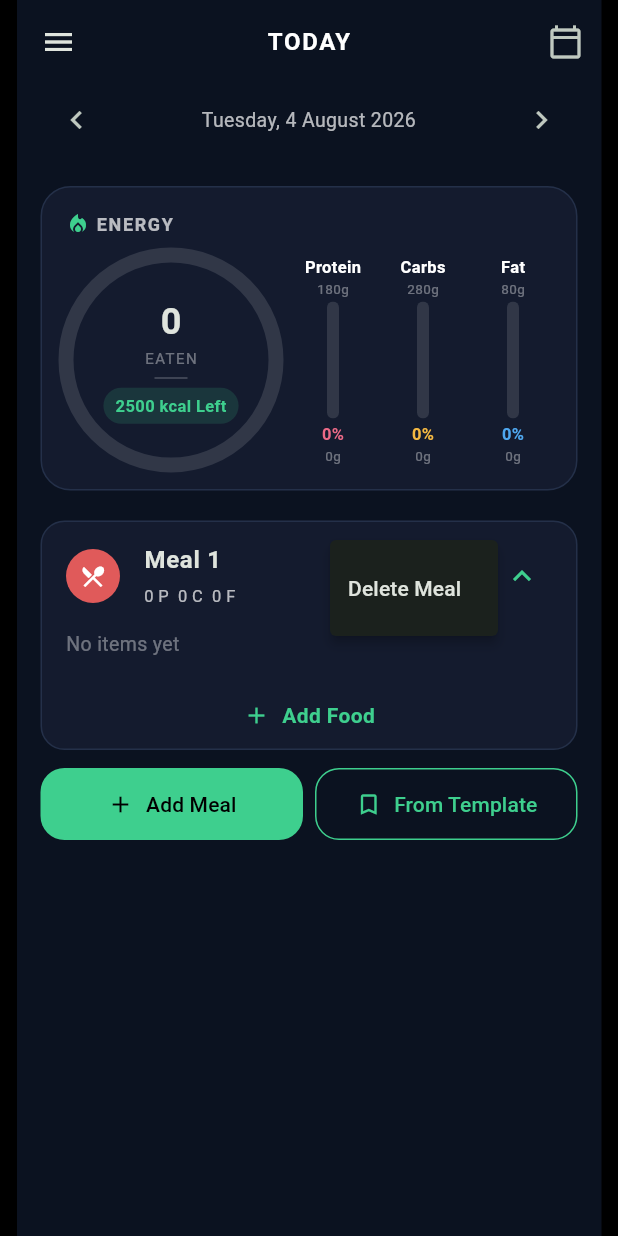
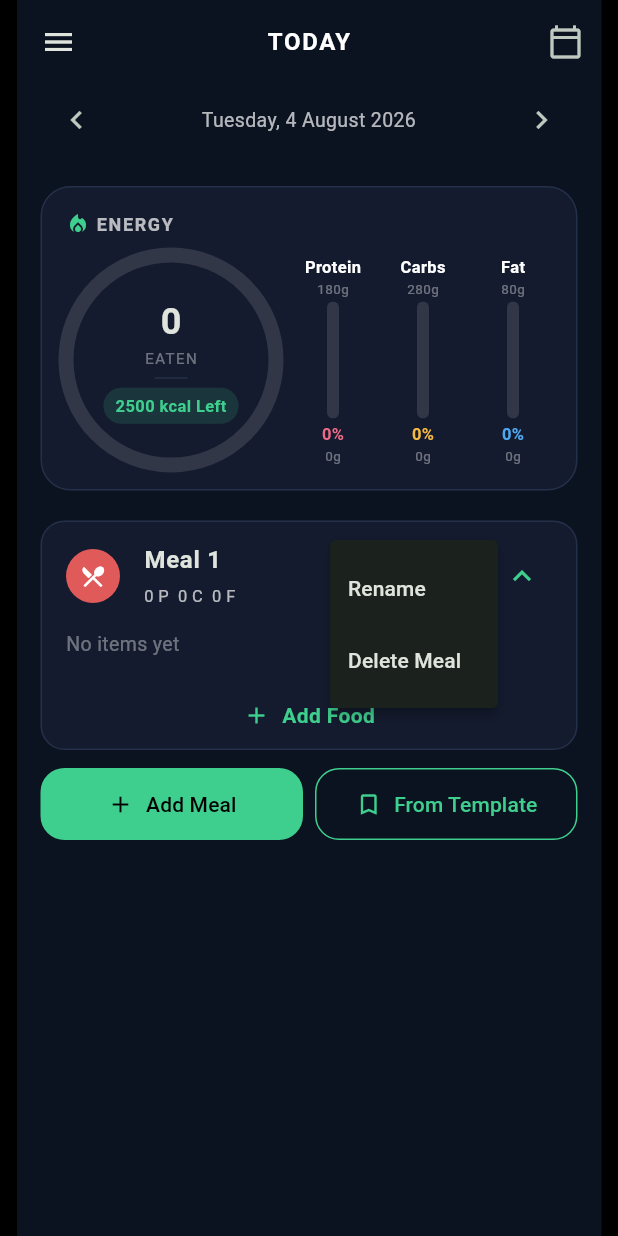
Before and after one commit to TyrnanBatch/SiNu, a Flutter app: the screen it shows after launch, after a tap on the "more vert" icon, on a phone screen of 412 x 824 dp. Run offline on Flutter 3.47's test engine with Material 3 defaults, Android fonts, the phone set to English and light mode, and no system bars; our stand-ins replace flutter_slidable, shared_preferences; missing offline and left inert: health, mobile_scanner.

Commit message:
added light and darkmode alongside renaming of meals

```diff
--- a/lib/app_drawer.dart
+++ b/lib/app_drawer.dart
@@ -96,7 +96,7 @@
                 onTap: () => _go(context, AppSection.trends),
               ),
               const Spacer(),
-              const Divider(color: AppColors.border, height: 24),
+              Divider(color: AppColors.border, height: 24),
               _DrawerItem(
                 icon: Icons.settings_outlined,
                 label: 'Settings',
@@ -154,7 +154,7 @@
                   style: TextStyle(
                     fontSize: 14,
                     fontWeight: active ? FontWeight.w700 : FontWeight.w500,
-                    color: active ? AppColors.accent : Colors.white,
+                    color: active ? AppColors.accent : AppColors.textPrimary,
                   ),
                 ),
               ),
--- a/lib/barcode_scan_page.dart
+++ b/lib/barcode_scan_page.dart
@@ -174,7 +174,7 @@
                   mainAxisSize: MainAxisSize.min,
                   crossAxisAlignment: CrossAxisAlignment.stretch,
                   children: [
-                    Text(_error!, style: const TextStyle(color: Colors.white)),
+                    Text(_error!, style: TextStyle(color: AppColors.textPrimary)),
                     const SizedBox(height: 12),
                     FilledButton(onPressed: _retry, child: const Text('Try Again')),
                   ],
--- a/lib/main.dart
+++ b/lib/main.dart
@@ -12,6 +12,7 @@
 import 'models.dart';
 import 'storage.dart';
 import 'theme.dart';
+import 'theme_controller.dart';
 import 'user_targets.dart';
 
 /// Lets [HomePage] know when it's been returned to (e.g. after editing
@@ -23,12 +24,37 @@
   runApp(const SiNuApp());
 }
 
-class SiNuApp extends StatelessWidget {
+class SiNuApp extends StatefulWidget {
   const SiNuApp({super.key});
+
+  @override
+  State<SiNuApp> createState() => _SiNuAppState();
+}
+
+class _SiNuAppState extends State<SiNuApp> {
+  @override
+  void initState() {
+    super.initState();
+    ThemeController.instance.addListener(_onThemeChanged);
+    ThemeController.instance.load();
+  }
+
+  @override
+  void dispose() {
+    ThemeController.instance.removeListener(_onThemeChanged);
+    super.dispose();
+  }
+
+  void _onThemeChanged() => setState(() {});
 
   @override
   Widget build(BuildContext context) {
     return MaterialApp(
+      // AppColors is read via plain static getters, not Theme.of(context),
+      // so Flutter has no dependency to track and won't rebuild already
+      // -mounted pages just because this ancestor rebuilt. Keying on the
+      // theme flag forces a full teardown/remount of the whole app instead.
+      key: ValueKey(ThemeController.instance.isDark),
       title: 'SiNu',
       theme: buildAppTheme(),
       navigatorObservers: [routeObserver],
@@ -174,9 +200,34 @@
     _persistMeals();
   }
 
+  Future<void> _renameMeal(MealData meal) async {
+    final controller = TextEditingController(text: meal.name ?? 'Meal ${meal.number}');
+    final name = await showDialog<String>(
+      context: context,
+      builder: (context) => AlertDialog(
+        title: const Text('Rename Meal'),
+        content: TextField(
+          controller: controller,
+          autofocus: true,
+          decoration: const InputDecoration(labelText: 'Name', hintText: 'e.g. Breakfast'),
+        ),
+        actions: [
+          TextButton(onPressed: () => Navigator.pop(context), child: const Text('Cancel')),
+          TextButton(
+            onPressed: () => Navigator.pop(context, controller.text.trim()),
+            child: const Text('Save'),
+          ),
+        ],
+      ),
+    );
+    if (name == null || !mounted) return;
+    setState(() => meal.name = name.isEmpty ? null : name);
+    _persistMeals();
+  }
+
   Future<void> _saveMealAsTemplate(MealData meal) async {
     if (meal.items.isEmpty) return;
-    final controller = TextEditingController(text: 'Meal ${meal.number}');
+    final controller = TextEditingController(text: meal.name ?? 'Meal ${meal.number}');
     final name = await showDialog<String>(
       context: context,
       builder: (context) => AlertDialog(
@@ -243,7 +294,7 @@
     if (chosen == null || !mounted) return;
 
     setState(() {
-      _meals.add(MealData(number: _meals.length + 1, items: chosen.items.map((i) => i.copy()).toList()));
+      _meals.add(MealData(number: _meals.length + 1, name: chosen.name, items: chosen.items.map((i) => i.copy()).toList()));
     });
     _persistMeals();
   }
@@ -378,6 +429,7 @@
                 onDeleteItem: (item) => _deleteItem(meal, item),
                 onDeleteMeal: () => _confirmDeleteMeal(meal),
                 onSaveTemplate: () => _saveMealAsTemplate(meal),
+                onRename: () => _renameMeal(meal),
               ),
             ),
             Row(
@@ -463,7 +515,7 @@
           child: Text(
             dateLine,
             textAlign: TextAlign.center,
-            style: const TextStyle(fontSize: 13, color: AppColors.textSecondary),
+            style: TextStyle(fontSize: 13, color: AppColors.textSecondary),
           ),
         ),
         IconButton(icon: const Icon(Icons.chevron_right), onPressed: onNext),
@@ -505,10 +557,10 @@
       child: Column(
         crossAxisAlignment: CrossAxisAlignment.start,
         children: [
-          const Row(
+          Row(
             children: [
-              Icon(Icons.local_fire_department, size: 16, color: AppColors.accent),
-              SizedBox(width: 4),
+              const Icon(Icons.local_fire_department, size: 16, color: AppColors.accent),
+              const SizedBox(width: 4),
               Text(
                 'ENERGY',
                 style: TextStyle(fontSize: 12, fontWeight: FontWeight.bold, letterSpacing: 1.1, color: AppColors.textSecondary),
@@ -583,7 +635,7 @@
             child: CircularProgressIndicator(
               value: progress.clamp(0, 1),
               strokeWidth: 10,
-              backgroundColor: Colors.white12,
+              backgroundColor: AppColors.track,
               valueColor: const AlwaysStoppedAnimation(AppColors.accent),
             ),
           ),
@@ -591,12 +643,12 @@
             mainAxisSize: MainAxisSize.min,
             children: [
               Text('$eaten', style: const TextStyle(fontSize: 24, fontWeight: FontWeight.bold)),
-              const Text(
+              Text(
                 'EATEN',
                 style: TextStyle(fontSize: 10, letterSpacing: 1.0, color: AppColors.textMuted),
               ),
               const SizedBox(height: 6),
-              Container(width: 22, height: 1, color: Colors.white24),
+              Container(width: 22, height: 1, color: AppColors.border),
               const SizedBox(height: 6),
               Container(
                 padding: const EdgeInsets.symmetric(horizontal: 8, vertical: 4),
@@ -641,13 +693,13 @@
       children: [
         Text(
           label,
-          style: const TextStyle(fontSize: 11, fontWeight: FontWeight.w600, color: Colors.white),
+          style: TextStyle(fontSize: 11, fontWeight: FontWeight.w600, color: AppColors.textPrimary),
           maxLines: 1,
           overflow: TextOverflow.ellipsis,
         ),
         Text(
           '${target.round()}g',
-          style: const TextStyle(fontSize: 9, color: AppColors.textMuted),
+          style: TextStyle(fontSize: 9, color: AppColors.textMuted),
           maxLines: 1,
           overflow: TextOverflow.ellipsis,
         ),
@@ -660,7 +712,7 @@
                 Positioned.fill(
                   child: ClipRRect(
                     borderRadius: BorderRadius.circular(4),
-                    child: const ColoredBox(color: Colors.white12),
+                    child: ColoredBox(color: AppColors.track),
                   ),
                 ),
                 Align(
@@ -685,7 +737,7 @@
         ),
         Text(
           '${current.round()}g',
-          style: const TextStyle(fontSize: 9, color: AppColors.textMuted),
+          style: TextStyle(fontSize: 9, color: AppColors.textMuted),
         ),
       ],
     );
@@ -721,6 +773,7 @@
   final ValueChanged<LoggedItem> onDeleteItem;
   final VoidCallback onDeleteMeal;
   final VoidCallback onSaveTemplate;
+  final VoidCallback onRename;
 
   const MealSection({
     super.key,
@@ -730,6 +783,7 @@
     required this.onDeleteItem,
     required this.onDeleteMeal,
     required this.onSaveTemplate,
+    required this.onRename,
   });
 
   @override
@@ -763,12 +817,12 @@
             backgroundColor: AppColors.meal,
             child: Icon(Icons.restaurant_menu, size: 18, color: Colors.white),
           ),
-          title: Text('Meal ${meal.number}', style: const TextStyle(fontWeight: FontWeight.w600)),
+          title: Text(meal.name ?? 'Meal ${meal.number}', style: const TextStyle(fontWeight: FontWeight.w600)),
           subtitle: Padding(
             padding: const EdgeInsets.only(top: 4),
             child: Text(
               '${meal.proteinTotal.round()} P  ${meal.carbsTotal.round()} C  ${meal.fatTotal.round()} F',
-              style: const TextStyle(fontSize: 11, color: AppColors.textSecondary),
+              style: TextStyle(fontSize: 11, color: AppColors.textSecondary),
               overflow: TextOverflow.ellipsis,
               maxLines: 1,
             ),
@@ -776,16 +830,18 @@
           trailing: Row(
             mainAxisSize: MainAxisSize.min,
             children: [
-              Text('${meal.kcalTotal.round()} kcal', style: const TextStyle(color: AppColors.textSecondary)),
+              Text('${meal.kcalTotal.round()} kcal', style: TextStyle(color: AppColors.textSecondary)),
               const SizedBox(width: 2),
               PopupMenuButton<String>(
-                icon: const Icon(Icons.more_vert, size: 18, color: Colors.white38),
+                icon: Icon(Icons.more_vert, size: 18, color: AppColors.textMuted),
                 padding: EdgeInsets.zero,
                 onSelected: (value) {
+                  if (value == 'rename') widget.onRename();
                   if (value == 'save') widget.onSaveTemplate();
                   if (value == 'delete') widget.onDeleteMeal();
                 },
                 itemBuilder: (context) => [
+                  const PopupMenuItem(value: 'rename', child: Text('Rename')),
                   if (meal.items.isNotEmpty) const PopupMenuItem(value: 'save', child: Text('Save as Template')),
                   const PopupMenuItem(value: 'delete', child: Text('Delete Meal')),
                 ],
@@ -796,8 +852,8 @@
           ),
           children: [
             if (meal.items.isEmpty)
-              const Padding(
-                padding: EdgeInsets.only(left: 16, right: 16, bottom: 16),
+              Padding(
+                padding: const EdgeInsets.only(left: 16, right: 16, bottom: 16),
                 child: Align(
                   alignment: Alignment.centerLeft,
                   child: Text('No items yet', style: TextStyle(color: AppColors.textMuted, fontSize: 13)),
@@ -912,7 +968,7 @@
                       const SizedBox(height: 2),
                       Text(
                         '${item.grams.round()} · ${item.proteinG.round()} P  ${item.carbsG.round()} C  ${item.fatG.round()} F',
-                        style: const TextStyle(fontSize: 11, color: AppColors.textSecondary),
+                        style: TextStyle(fontSize: 11, color: AppColors.textSecondary),
                         maxLines: 1,
                         overflow: TextOverflow.ellipsis,
                       ),
@@ -925,7 +981,7 @@
                   mainAxisSize: MainAxisSize.min,
                   children: [
                     Text('${item.kcal.round()}', style: const TextStyle(fontWeight: FontWeight.bold)),
-                    const Text('kcal', style: TextStyle(fontSize: 10, color: Colors.white54)),
+                    Text('kcal', style: TextStyle(fontSize: 10, color: AppColors.textSecondary)),
                   ],
                 ),
               ],
--- a/lib/models.dart
+++ b/lib/models.dart
@@ -187,7 +187,11 @@
   final int number;
   final List<LoggedItem> items;
 
-  MealData({required this.number, List<LoggedItem>? items}) : items = items ?? [];
+  /// Custom label (e.g. "Breakfast") — null means it just displays as
+  /// "Meal [number]".
+  String? name;
+
+  MealData({required this.number, this.name, List<LoggedItem>? items}) : items = items ?? [];
 
   double get kcalTotal => items.fold(0, (sum, i) => sum + i.kcal);
   double get proteinTotal => items.fold(0, (sum, i) => sum + i.proteinG);
@@ -196,12 +200,14 @@
 
   Map<String, dynamic> toJson() => {
     'number': number,
+    'name': name,
     'items': items.map((i) => i.toJson()).toList(),
   };
 
   factory MealData.fromJson(Map<String, dynamic> json) {
     return MealData(
       number: json['number'] as int,
+      name: json['name'] as String?,
       items: (json['items'] as List<dynamic>)
           .map((e) => LoggedItem.fromJson(e as Map<String, dynamic>))
           .toList(),
--- a/lib/theme.dart
+++ b/lib/theme.dart
@@ -1,13 +1,24 @@
 import 'package:flutter/material.dart';
 
-/// Central color palette. Swap values here to retheme the whole app.
+import 'theme_controller.dart';
+
+/// Central color palette. Surface/text tokens flip with [ThemeController];
+/// data/brand colors (accent, macros, steps, weight) stay constant across
+/// modes so charts and legends stay recognizable either way.
 class AppColors {
   AppColors._();
 
-  static const background = Color(0xFF0B1220);
-  static const card = Color(0xFF141B2E);
-  static const cardAlt = Color(0xFF1A2338);
-  static const border = Color(0xFF243049);
+  static bool get _dark => ThemeController.instance.isDark;
+
+  static Color get background => _dark ? const Color(0xFF0B1220) : const Color(0xFFF5F6F8);
+  static Color get card => _dark ? const Color(0xFF141B2E) : Colors.white;
+  static Color get cardAlt => _dark ? const Color(0xFF1A2338) : const Color(0xFFEEF0F4);
+  static Color get border => _dark ? const Color(0xFF243049) : const Color(0xFFDCE1E8);
+
+  /// Subtle fill for progress-bar/track backgrounds and dashed reference
+  /// lines — a sunken look on dark, a recessed one on light.
+  static Color get track => _dark ? Colors.white12 : const Color(0x14000000);
+  static Color get trackFaint => _dark ? Colors.white10 : const Color(0x0A000000);
 
   static const accent = Color(0xFF3ECF8E);
   static const protein = Color(0xFFEC6A87);
@@ -20,23 +31,24 @@
   static const steps = Color(0xFF8B93A6);
   static const weight = Color(0xFF6B9B96);
 
-  static const textPrimary = Colors.white;
-  static const textSecondary = Colors.white70;
-  static const textMuted = Colors.white38;
+  static Color get textPrimary => _dark ? Colors.white : const Color(0xFF14181F);
+  static Color get textSecondary => _dark ? Colors.white70 : const Color(0xFF4B5566);
+  static Color get textMuted => _dark ? Colors.white38 : const Color(0xFF8A94A3);
 }
 
 ThemeData buildAppTheme() {
+  final brightness = ThemeController.instance.isDark ? Brightness.dark : Brightness.light;
   final base = ColorScheme.fromSeed(
     seedColor: AppColors.accent,
-    brightness: Brightness.dark,
+    brightness: brightness,
   ).copyWith(primary: AppColors.accent, surface: AppColors.card);
 
   return ThemeData(
     useMaterial3: true,
-    brightness: Brightness.dark,
+    brightness: brightness,
     colorScheme: base,
     scaffoldBackgroundColor: AppColors.background,
-    appBarTheme: const AppBarTheme(
+    appBarTheme: AppBarTheme(
       backgroundColor: Colors.transparent,
       elevation: 0,
       scrolledUnderElevation: 0,
--- /dev/null
+++ b/lib/theme_controller.dart
@@ -0,0 +1,32 @@
+import 'package:flutter/foundation.dart';
+import 'package:shared_preferences/shared_preferences.dart';
+
+/// Whether the app is in dark or light mode — a single source of truth that
+/// [AppColors]'s getters read from, so toggling it and rebuilding the app
+/// (see [SiNuApp]) is enough to retheme every screen.
+class ThemeController extends ChangeNotifier {
+  static final ThemeController instance = ThemeController._();
+  ThemeController._();
+
+  static const _key = 'dark_mode';
+
+  bool _isDark = true;
+  bool get isDark => _isDark;
+
+  Future<void> load() async {
+    final prefs = await SharedPreferences.getInstance();
+    final stored = prefs.getBool(_key);
+    if (stored != null && stored != _isDark) {
+      _isDark = stored;
+      notifyListeners();
+    }
+  }
+
+  Future<void> setDark(bool value) async {
+    if (value == _isDark) return;
+    _isDark = value;
+    notifyListeners();
+    final prefs = await SharedPreferences.getInstance();
+    await prefs.setBool(_key, value);
+  }
+}
```
Also changed, not shown: lib/add_food_page.dart (+16 -16 lines), lib/create_food_page.dart (+15 -15 lines), lib/custom_foods_page.dart (+12 -12 lines), lib/meal_template_page.dart (+6 -6 lines), lib/nutrient_gaps_page.dart (+9 -9 lines), lib/nutrition_page.dart (+10 -10 lines), lib/profile_page.dart (+10 -10 lines), lib/settings_page.dart (+41 -12 lines), lib/trends_page.dart (+13 -13 lines).
